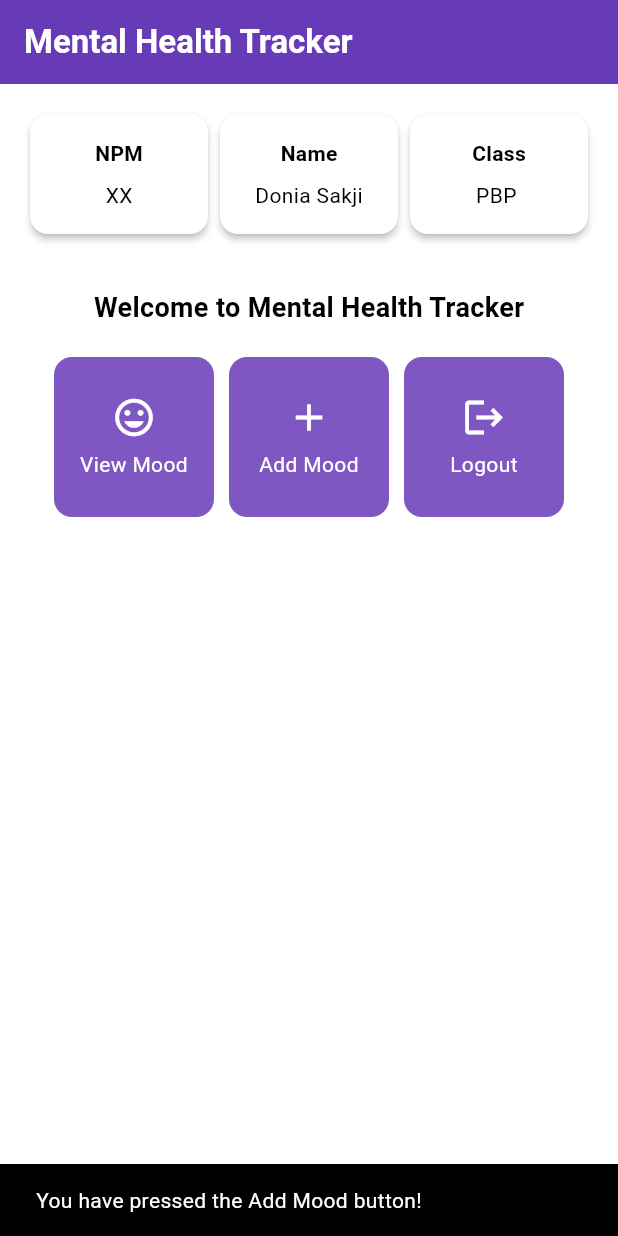
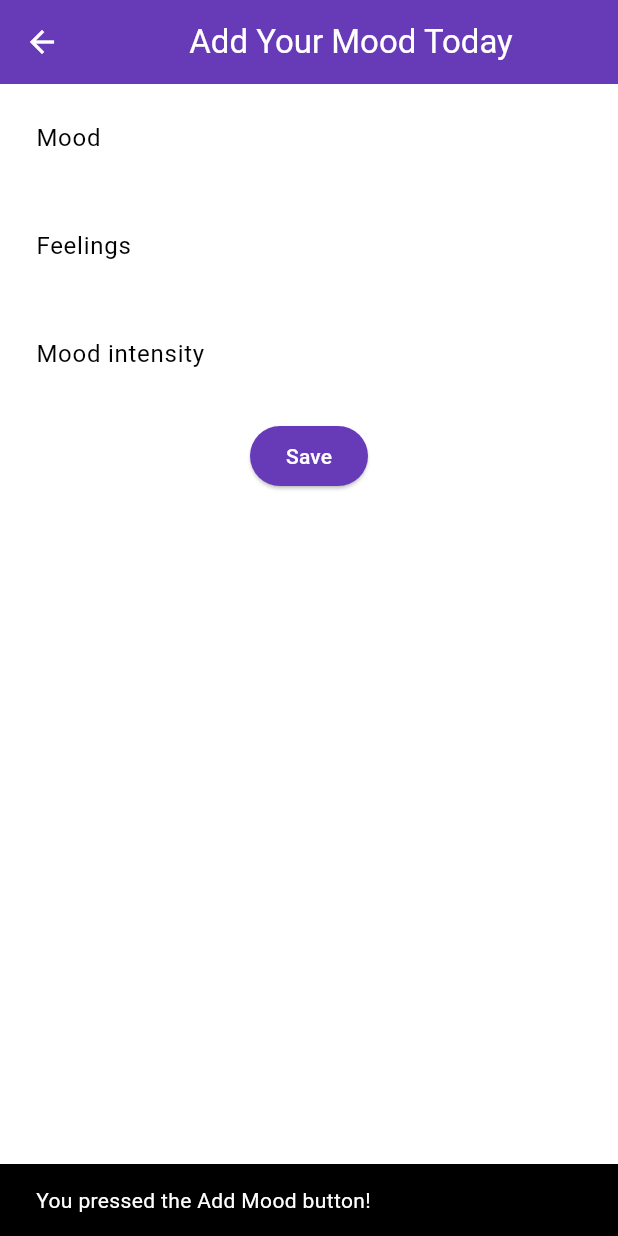
Before and after one commit to Nodnod77/mental_health_tracker_mobile, a Flutter app: the screen it shows after launch, after a tap on "Add Mood", on a phone screen of 412 x 824 dp. Run offline on Flutter 3.47's test engine with Material 3 defaults, Android fonts, the phone set to English and light mode, and no system bars.

Commit message:
tutorial 7

```diff
--- a/mental_health_tracker/lib/main.dart
+++ b/mental_health_tracker/lib/main.dart
@@ -1,5 +1,6 @@
 import 'package:flutter/material.dart';
 import 'package:mental_health_tracker/menu.dart';
+import 'package:mental_health_tracker/widgets/left_drawer.dart';
 
 void main() {
   runApp(const MyApp());
--- a/mental_health_tracker/lib/menu.dart
+++ b/mental_health_tracker/lib/menu.dart
@@ -1,8 +1,9 @@
 import 'package:flutter/material.dart';
-
+import 'package:mental_health_tracker/widgets/left_drawer.dart';
+import 'package:mental_health_tracker/moodentry_form.dart';
 
 class MyHomePage extends StatelessWidget {
-   final String npm = 'XX'; // NPM
+   final String npm = '2406394906 '; // NPM
     final String name = 'Donia Sakji'; // Name
     final String className = 'PBP '; // Class
     MyHomePage({super.key});
@@ -25,7 +26,9 @@ class MyHomePage extends StatelessWidget {
         ),
         // The background color of the AppBar is obtained from the application theme color scheme.
         backgroundColor: Theme.of(context).colorScheme.primary,
+        iconTheme: const IconThemeData(color: Colors.white),
       ),
+       drawer: const LeftDrawer(),
       // Body of the page with paddings around it.
       body: Padding(
         padding: const EdgeInsets.all(16.0),
@@ -136,12 +139,19 @@ class ItemCard extends StatelessWidget {
       child: InkWell(
         // Action when the card is pressed.
         onTap: () {
-          // Display the SnackBar message when the card is pressed.
+          // Show SnackBar when clicked
           ScaffoldMessenger.of(context)
             ..hideCurrentSnackBar()
-            ..showSnackBar(
-              SnackBar(content: Text("You have pressed the ${item.name} button!"))
-            );
+            ..showSnackBar(SnackBar(
+                content: Text("You pressed the ${item.name} button!")));
+
+          // Navigate to the appropriate route (depending on the button type)
+          if (item.name == "Add Mood") {
+              Navigator.push(
+                context,
+                MaterialPageRoute(builder: (context) => MoodEntryFormPage()),
+              );
+          }
         },
         // Container to store the Icon and Text
         child: Container(
--- /dev/null
+++ b/mental_health_tracker/lib/moodentry_form.dart
@@ -0,0 +1,162 @@
+import 'package:flutter/material.dart';
+import 'package:mental_health_tracker/widgets/left_drawer.dart';
+
+class MoodEntryFormPage extends StatefulWidget {
+  const MoodEntryFormPage({super.key});
+
+  @override
+  State<MoodEntryFormPage> createState() => _MoodEntryFormPageState();
+}
+
+class _MoodEntryFormPageState extends State<MoodEntryFormPage> {
+  final _formKey = GlobalKey<FormState>();
+  String _mood = "";
+	String _feelings = "";
+	int _moodIntensity = 0;
+  @override
+  Widget build(BuildContext context) {
+    return Scaffold(
+  appBar: AppBar(
+    title: const Center(
+      child: Text(
+        'Add Your Mood Today',
+      ),
+    ),
+    backgroundColor: Theme.of(context).colorScheme.primary,
+    foregroundColor: Colors.white,
+  ),
+  // TODO: Add the created drawer here
+  body: Form(
+    key: _formKey,
+    child: SingleChildScrollView(
+      child: Column(
+      crossAxisAlignment: CrossAxisAlignment.start,
+      children: [
+        Padding(
+          padding: const EdgeInsets.all(8.0),
+          child: TextFormField(
+            decoration: InputDecoration(
+              hintText: "Mood",
+              labelText: "Mood",
+              border: OutlineInputBorder(
+                borderRadius: BorderRadius.circular(5.0),
+              ),
+            ),
+            onChanged: (String? value) {
+              setState(() {
+                _mood = value!;
+              });
+            },
+            validator: (String? value) {
+              if (value == null || value.isEmpty) {
+                return "Mood cannot be empty!";
+              }
+              return null;
+            },
+          ),
+        ),
+        Padding(
+  padding: const EdgeInsets.all(8.0),
+  child: TextFormField(
+    decoration: InputDecoration(
+      hintText: "Feelings",
+      labelText: "Feelings",
+      border: OutlineInputBorder(
+        borderRadius: BorderRadius.circular(5.0),
+      ),
+    ),
+    onChanged: (String? value) {
+      setState(() {
+        _feelings = value!;
+      });
+    },
+    validator: (String? value) {
+      if (value == null || value.isEmpty) {
+        return "Feelings cannot be empty!";
+      }
+      return null;
+    },
+  ),
+),
+Padding(
+  padding: const EdgeInsets.all(8.0),
+  child: TextFormField(
+    decoration: InputDecoration(
+      hintText: "Mood intensity",
+      labelText: "Mood intensity",
+      border: OutlineInputBorder(
+        borderRadius: BorderRadius.circular(5.0),
+      ),
+    ),
+    onChanged: (String? value) {
+      setState(() {
+        _moodIntensity = int.tryParse(value!) ?? 0;
+      });
+    },
+    validator: (String? value) {
+      if (value == null || value.isEmpty) {
+        return "Mood intensity cannot be empty!";
+      }
+      if (int.tryParse(value) == null) {
+        return "Mood intensity must be a number!";
+      }
+      return null;
+    },
+  ),
+),
+Align(
+  alignment: Alignment.bottomCenter,
+  child: Padding(
+    padding: const EdgeInsets.all(8.0),
+    child: ElevatedButton(
+  style: ButtonStyle(
+    backgroundColor: MaterialStateProperty.all(
+        Theme.of(context).colorScheme.primary),
+  ),
+  onPressed: () {
+    if (_formKey.currentState!.validate()) {
+      showDialog(
+        context: context,
+        builder: (context) {
+          return AlertDialog(
+            title: const Text('Mood successfully saved'),
+            content: SingleChildScrollView(
+              child: Column(
+                crossAxisAlignment: CrossAxisAlignment.start,
+                children: [
+                  Text('Mood: $_mood'),
+                  Text('Feelings: $_feelings'),
+                  Text('Mood Intensity: $_moodIntensity'),
+                ],
+              ),
+            ),
+            actions: [
+              TextButton(
+                child: const Text('OK'),
+                onPressed: () {
+                  Navigator.pop(context);
+                  _formKey.currentState!.reset();
+                },
+              ),
+            ],
+          );
+        },
+      );
+    }
+  },
+  child: const Text(
+    "Save",
+    style: TextStyle(color: Colors.white),
+  ),
+),
+  ),
+),
+      ],
+    ),
+
+    ),
+
+  ),
+);
+  }
+}
--- /dev/null
+++ b/mental_health_tracker/lib/widgets/left_drawer.dart
@@ -0,0 +1,69 @@
+import 'package:flutter/material.dart';
+import 'package:mental_health_tracker/menu.dart';
+import 'package:mental_health_tracker/moodentry_form.dart';
+
+class LeftDrawer extends StatelessWidget {
+  const LeftDrawer({super.key});
+
+  @override
+  Widget build(BuildContext context) {
+    return Drawer(
+      child: ListView(
+        children: [
+          DrawerHeader(
+            decoration: BoxDecoration(
+      color: Theme.of(context).colorScheme.primary,
+    ),
+    child: const Column(
+      children: [
+        Text(
+          'Mental Health Tracker',
+          textAlign: TextAlign.center,
+          style: TextStyle(
+            fontSize: 24,
+            fontWeight: FontWeight.bold,
+            color: Colors.white,
+          ),
+        ),
+        Padding(padding: EdgeInsets.all(8)),
+        Text(
+          "Track your mental health every day here!",
+          textAlign: TextAlign.center,
+          style: TextStyle(
+            fontSize: 15,
+            color: Colors.white,
+            fontWeight: FontWeight.normal,
+          ),
+        ),
+      ],
+    ),
+          ),
+            ListTile(
+    leading: const Icon(Icons.home_outlined),
+    title: const Text('Home Page'),
+    // Redirection part to MyHomePage
+    onTap: () {
+      Navigator.pushReplacement(
+          context,
+          MaterialPageRoute(
+            builder: (context) => MyHomePage(),
+          ));
+    },
+  ),
+  ListTile(
+    leading: const Icon(Icons.mood),
+    title: const Text('Add Mood'),
+    // Redirection part to MoodEntryFormPage
+    onTap: () {
+      Navigator.pushReplacement(
+          context,
+          MaterialPageRoute(
+            builder: (context) => MoodEntryFormPage(),
+          ));
+    },
+  ),
+        ],
+      ),
+    );
+  }
+}
```
Also changed, not shown: mental_health_tracker/form_sample/analysis_options.yaml (added, +28 -0 lines), mental_health_tracker/form_sample/lib/main.dart (added, +66 -0 lines), mental_health_tracker/form_sample/pubspec.yaml (added, +90 -0 lines), mental_health_tracker/form_sample/pubspec.lock (added), 123 other files.
